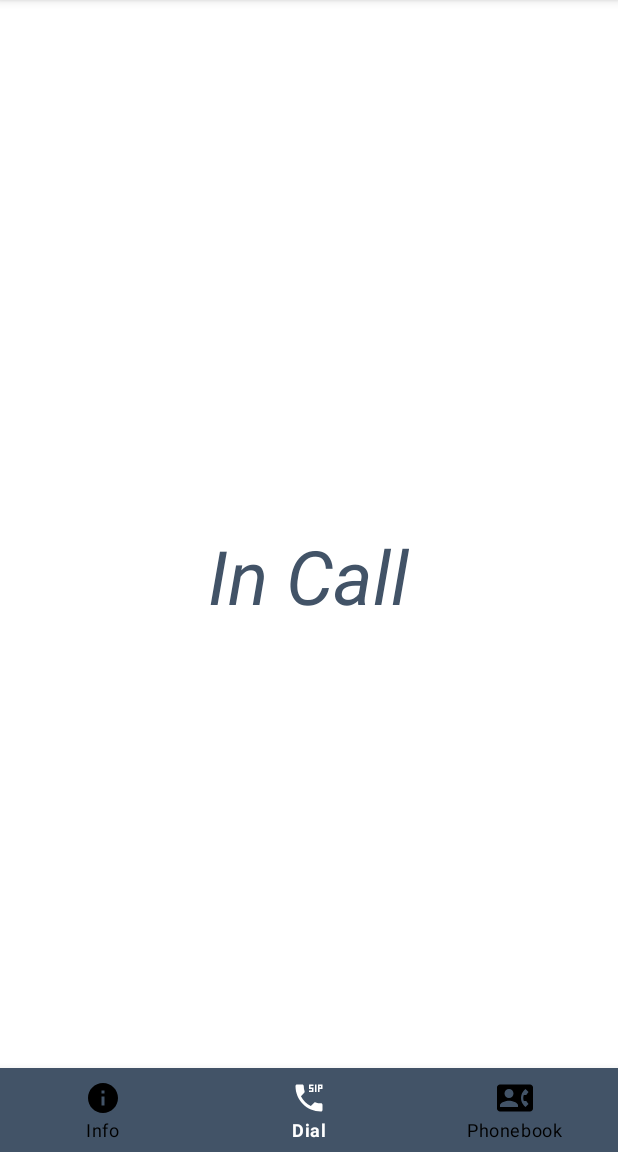
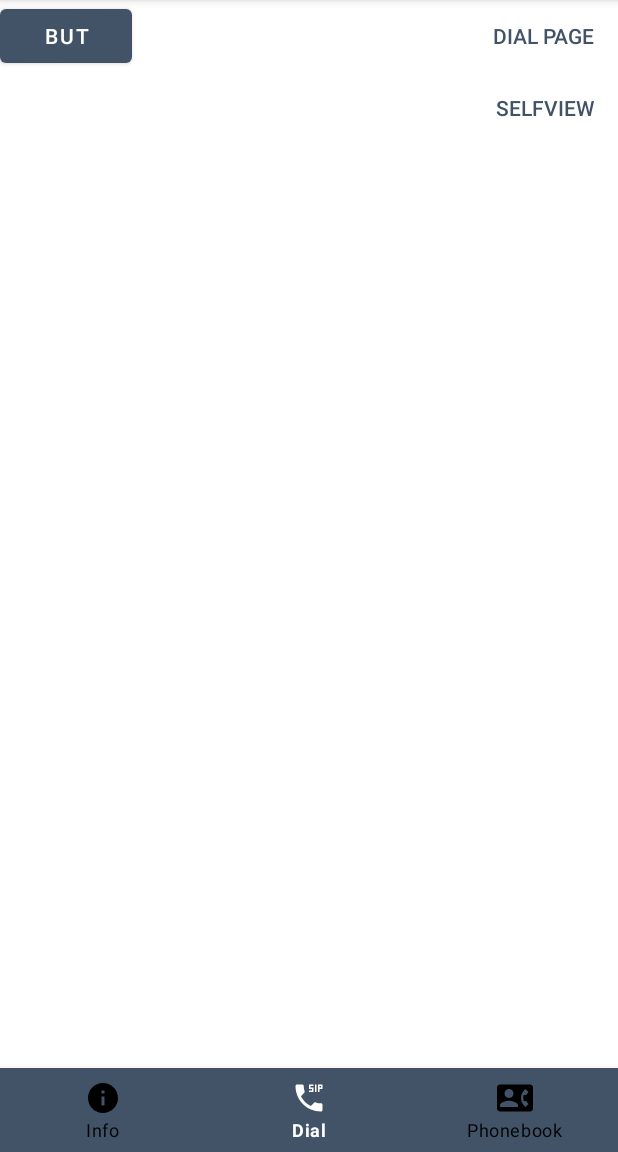
Before and after one commit to mpolyakov/CiscoRemoteControl, an Android app: the DialActivity screen opened directly, with no data from a screen before it, on a phone screen of 412 x 824 dp, the part 84-1236 px from its top. Run offline under Robolectric (Android 15) with nearby library versions, the phone set to English and light mode, and no system bars.

Commit message:
добавил фрагменты на страницу выполнения вызовов. для выполнения вызовов и настройки selfview

```diff
--- a/app/build.gradle
+++ b/app/build.gradle
@@ -24,6 +24,7 @@ dependencies {
     implementation 'androidx.appcompat:appcompat:1.0.2'
     implementation 'androidx.constraintlayout:constraintlayout:1.1.3'
     implementation 'com.google.android.material:material:1.0.0'
+    implementation 'androidx.legacy:legacy-support-v4:1.0.0'
     testImplementation 'junit:junit:4.12'
     androidTestImplementation 'androidx.test.ext:junit:1.1.0'
     androidTestImplementation 'androidx.test.espresso:espresso-core:3.1.1'
--- a/app/src/main/java/com/kts/ciscorc/DialActivity.java
+++ b/app/src/main/java/com/kts/ciscorc/DialActivity.java
@@ -2,14 +2,23 @@ package com.kts.ciscorc;
 
 import androidx.annotation.NonNull;
 import androidx.appcompat.app.AppCompatActivity;
+import androidx.fragment.app.FragmentManager;
+import androidx.fragment.app.FragmentTransaction;
 
 import android.content.Intent;
 import android.os.Bundle;
 import android.view.MenuItem;
+import android.view.View;
 
 import com.google.android.material.bottomnavigation.BottomNavigationView;
+import com.kts.ciscorc.fragments.FragmentDial;
+import com.kts.ciscorc.fragments.FragmentSelfView;
 
 public class DialActivity extends AppCompatActivity {
+    FragmentDial fragmentDial;
+    FragmentSelfView fragmentSelfView;
+    FragmentManager fragmentManager;
+    FragmentTransaction fragmentTransaction;
 
     @Override
     protected void onCreate(Bundle savedInstanceState) {
@@ -27,15 +36,15 @@ public class DialActivity extends AppCompatActivity {
         bottomNavigationView.setOnNavigationItemSelectedListener(new BottomNavigationView.OnNavigationItemSelectedListener() {
             @Override
             public boolean onNavigationItemSelected(@NonNull MenuItem menuItem) {
-                switch (menuItem.getItemId()){
+                switch (menuItem.getItemId()) {
                     case R.id.phonebook:
                         startActivity(new Intent(getApplicationContext(), PhonebookActivity.class));
-                        overridePendingTransition(0,0);
+                        overridePendingTransition(0, 0);
                         finish();
                         return true;
                     case R.id.info:
                         startActivity(new Intent(getApplicationContext(), InfoActivity.class));
-                        overridePendingTransition(0,0);
+                        overridePendingTransition(0, 0);
                         finish();
                         return true;
                     case R.id.dial:
@@ -44,5 +53,25 @@ public class DialActivity extends AppCompatActivity {
                 return false;
             }
         });
+
+        fragmentDial = new FragmentDial();
+        fragmentSelfView = new FragmentSelfView();
+        fragmentManager = getSupportFragmentManager();
+        fragmentTransaction = fragmentManager.beginTransaction();
+        fragmentTransaction.replace(R.id.fragment_place, fragmentDial);
+        fragmentTransaction.commit();
+
+    }
+
+    public void changeFragment1(View view) {
+        fragmentTransaction = fragmentManager.beginTransaction();
+        fragmentTransaction.replace(R.id.fragment_place, fragmentDial);
+        fragmentTransaction.commit();
+    }
+
+    public void changeFragment2(View view) {
+        fragmentTransaction = fragmentManager.beginTransaction();
+        fragmentTransaction.replace(R.id.fragment_place, fragmentSelfView);
+        fragmentTransaction.commit();
     }
 }
--- /dev/null
+++ b/app/src/main/java/com/kts/ciscorc/fragments/FragmentDial.java
@@ -0,0 +1,22 @@
+package com.kts.ciscorc.fragments;
+
+import android.os.Bundle;
+
+import androidx.fragment.app.Fragment;
+
+import android.view.LayoutInflater;
+import android.view.View;
+import android.view.ViewGroup;
+
+import com.kts.ciscorc.R;
+
+public class FragmentDial extends Fragment {
+
+    @Override
+    public View onCreateView(LayoutInflater inflater, ViewGroup container,
+                             Bundle savedInstanceState) {
+        // Inflate the layout for this fragment
+        return inflater.inflate(R.layout.fragment_dial, container, false);
+    }
+
+}
--- /dev/null
+++ b/app/src/main/java/com/kts/ciscorc/fragments/FragmentSelfView.java
@@ -0,0 +1,22 @@
+package com.kts.ciscorc.fragments;
+
+import android.os.Bundle;
+
+import androidx.fragment.app.Fragment;
+
+import android.view.LayoutInflater;
+import android.view.View;
+import android.view.ViewGroup;
+
+import com.kts.ciscorc.R;
+
+public class FragmentSelfView extends Fragment {
+
+    @Override
+    public View onCreateView(LayoutInflater inflater, ViewGroup container,
+                             Bundle savedInstanceState) {
+        // Inflate the layout for this fragment
+        return inflater.inflate(R.layout.fragment_self_view, container, false);
+    }
+
+}
--- a/app/src/main/res/layout/activity_dial.xml
+++ b/app/src/main/res/layout/activity_dial.xml
@@ -6,31 +6,45 @@
     android:layout_height="match_parent"
     tools:context=".DialActivity">
 
-    <TextView
-        android:id="@+id/textViewCallState"
+
+    <FrameLayout
+        android:layout_width="300dp"
+        android:id="@+id/fragment_place"
+        android:layout_height="350dp"></FrameLayout>
+
+    <Button
+        android:id="@+id/btnFragmentDial"
+        style="?android:attr/borderlessButtonStyle"
         android:layout_width="wrap_content"
         android:layout_height="wrap_content"
-        android:layout_marginTop="150dp"
-        android:layout_marginBottom="141dp"
-        android:text="In Call"
-        android:textColor="@color/colorPrimary"
-        android:textSize="50dp"
-        android:textStyle="italic"
-        app:layout_constraintEnd_toEndOf="parent"
-        app:layout_constraintStart_toStartOf="parent"
-        app:layout_constraintTop_toTopOf="parent"
-        android:layout_centerInParent="true"/>
+        android:layout_alignParentRight="true"
+        android:backgroundTint="@color/colorPrimaryDark"
+        android:onClick="changeFragment1"
+        android:text="Dial page"
+        android:textColor="@color/colorPrimary" />
+
+    <Button
+        android:id="@+id/btnFragmentSelfView"
+        style="?android:attr/borderlessButtonStyle"
+        android:layout_width="wrap_content"
+        android:layout_height="wrap_content"
+        android:layout_below="@+id/btnFragmentDial"
+        android:layout_alignParentRight="true"
+        android:backgroundTint="@color/colorPrimaryDark"
+        android:onClick="changeFragment2"
+        android:text="SelfView"
+        android:textColor="@color/colorPrimary" />
 
     <com.google.android.material.bottomnavigation.BottomNavigationView
-        android:background="@color/colorPrimary"
+        android:id="@+id/bottom_navigation"
         android:layout_width="match_parent"
         android:layout_height="wrap_content"
-        android:id="@+id/bottom_navigation"
+        android:layout_alignParentBottom="true"
+        android:background="@color/colorPrimary"
         app:itemBackground="@color/colorPrimary"
+        app:itemIconTint="@drawable/selector"
         app:itemTextColor="@drawable/selector"
-        app:itemIconTint="@drawable/selector"
-        app:menu="@menu/menu_navigation"
-        android:layout_alignParentBottom="true"/>
+        app:menu="@menu/menu_navigation" />
 
 
 </RelativeLayout>
--- /dev/null
+++ b/app/src/main/res/layout/fragment_dial.xml
@@ -0,0 +1,16 @@
+<?xml version="1.0" encoding="utf-8"?>
+<FrameLayout xmlns:android="http://schemas.android.com/apk/res/android"
+    xmlns:tools="http://schemas.android.com/tools"
+    android:layout_width="match_parent"
+    android:layout_height="match_parent"
+    tools:context=".fragments.FragmentDial">
+
+    <!-- TODO: Update blank fragment layout -->
+
+    <Button
+        android:id="@+id/button"
+        android:layout_width="wrap_content"
+        android:layout_height="wrap_content"
+        android:text="But" />
+
+</FrameLayout>
--- /dev/null
+++ b/app/src/main/res/layout/fragment_self_view.xml
@@ -0,0 +1,15 @@
+<?xml version="1.0" encoding="utf-8"?>
+<FrameLayout xmlns:android="http://schemas.android.com/apk/res/android"
+    xmlns:tools="http://schemas.android.com/tools"
+    android:layout_width="match_parent"
+    android:layout_height="match_parent"
+    tools:context=".fragments.FragmentSelfView">
+
+    <!-- TODO: Update blank fragment layout -->
+    <TextView
+        android:layout_width="match_parent"
+        android:layout_height="match_parent"
+        android:text="Страница селфи" />
+
+
+</FrameLayout>
--- a/app/src/main/res/values/colors.xml
+++ b/app/src/main/res/values/colors.xml
@@ -3,4 +3,7 @@
     <color name="colorPrimary">#425367</color>
     <color name="colorPrimaryDark">#D3D8DF</color>
     <color name="colorAccent">#B7BFC8</color>
+
+
+    <color name="colorFragmentDial">#8ee37d</color>
 </resources>
--- a/app/src/main/res/values/strings.xml
+++ b/app/src/main/res/values/strings.xml
@@ -7,12 +7,11 @@
     <string name="hintPassw">Пароль</string>
 
 
-
-<!--    GET uri's-->
+    <!--    GET uri's-->
     <string name="systemUnit">/getxml?location=/Status/SystemUnit</string>
 
 
-<!--    POST body's-->
+    <!--    POST body's-->
 
 
     <string name="dial13"></string>
@@ -20,5 +19,4 @@
 
 
 
-
 </resources>
```
